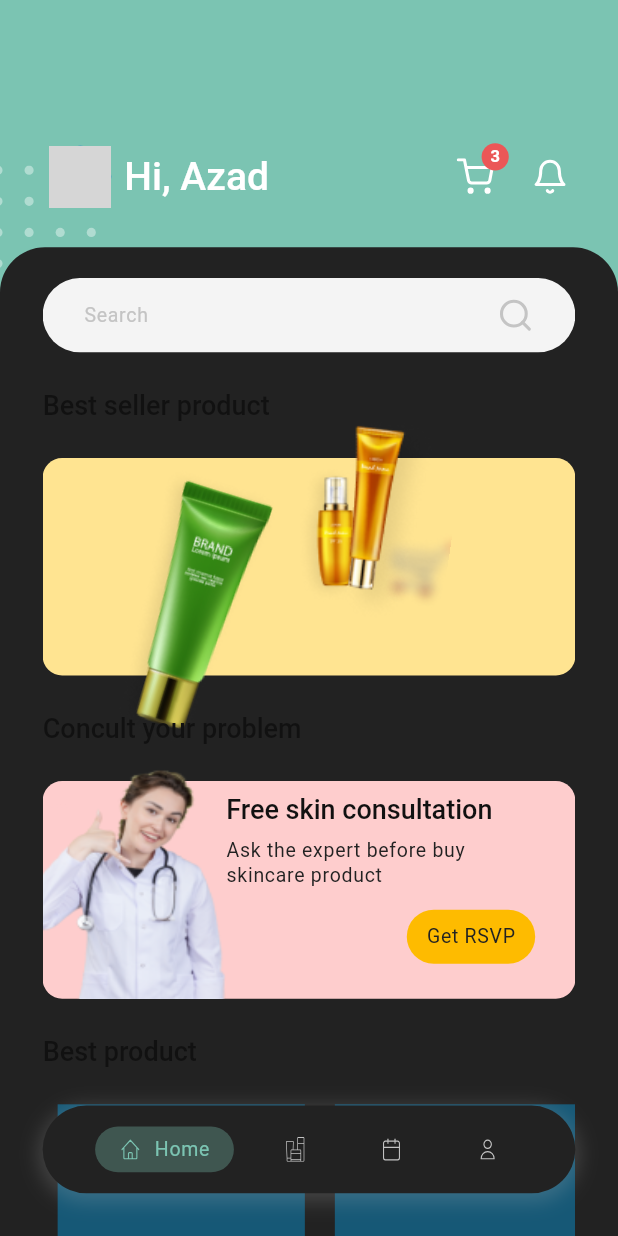
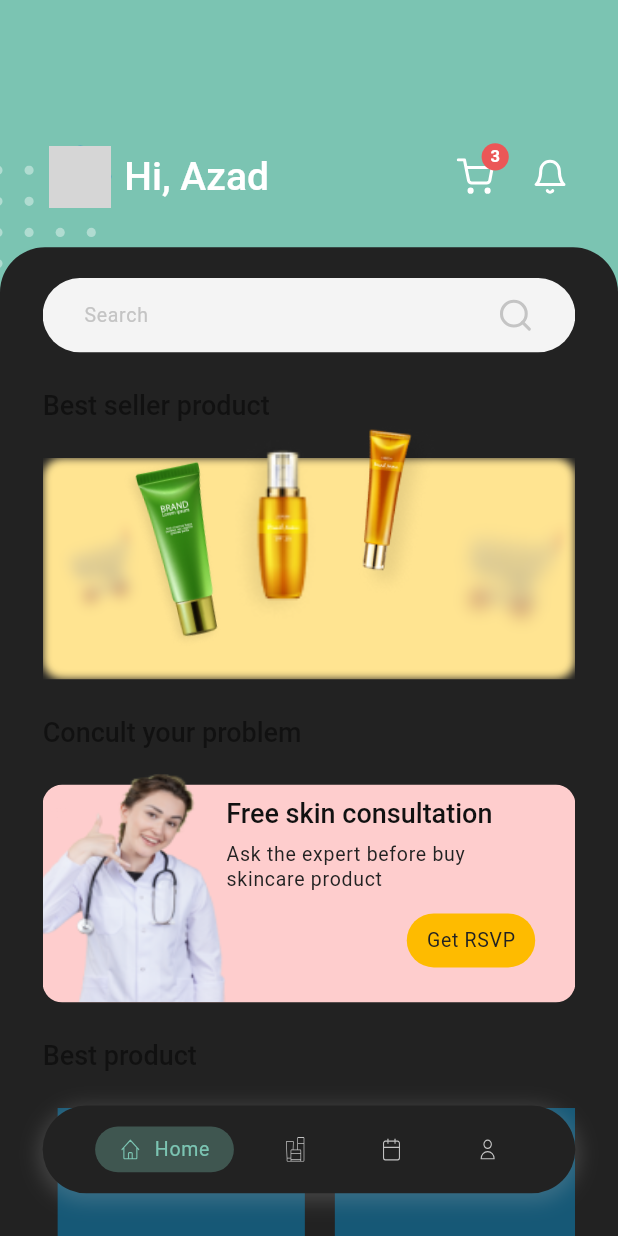
Before and after one commit to azaderdogan/beauty_app, a Flutter app: the screen it shows after launch, on a phone screen of 412 x 824 dp. Run offline on Flutter 3.47's test engine with Material 2 defaults, Android fonts, the phone set to English and light mode, and no system bars; drawn by our look-alikes of sliding_up_panel; our stand-ins replace cached_network_image, flutter_svg, get, shared_preferences, sizer; missing offline and left inert: vexana; network calls fail; Roboto replaces fonts that are missing (Poppins_Bold); grey boxes are pictures that could not be loaded.

Commit message:
revised product background card and developed product detail view

```diff
--- a/lib/core/init/translate/en_US/en_us_translations.dart
+++ b/lib/core/init/translate/en_US/en_us_translations.dart
@@ -17,5 +17,11 @@ final Map<String, String> enUs = {
   'masker': 'Masker',
   'powder': 'Powder',
   'mostPopular': 'Most Popular',
-  'seeAll': 'See All'
+  'seeAll': 'See All',
+
+  // products detail view
+  'description':'Description',
+  'seeMore':'See More',
+  'comments':'Comments',
+  'buy':'Buy'
 };
--- /dev/null
+++ b/lib/product/widgets/product_background_card.dart
@@ -0,0 +1,109 @@
+import 'dart:ui';
+
+import 'package:beauty_app/product/utils/image_constants.dart';
+import 'package:flutter/material.dart';
+import 'package:get/get_utils/src/extensions/context_extensions.dart';
+import 'package:sizer/sizer.dart';
+
+class ProductBackgroundCard extends StatelessWidget {
+  const ProductBackgroundCard({
+    Key? key,
+    required this.containerHeight,
+    required this.imageAssetPath,
+  }) : super(key: key);
+
+  final double containerHeight;
+  final String imageAssetPath;
+
+  @override
+  Widget build(BuildContext context) {
+    return Stack(
+      clipBehavior: Clip.none,
+      children: [
+        ClipRRect(
+          child: ImageFiltered(
+            imageFilter: ImageFilter.blur(sigmaX: 3, sigmaY: 3),
+            child: Container(
+              height: containerHeight,
+              padding: EdgeInsets.symmetric(
+                horizontal: 3.w,
+              ),
+              decoration: BoxDecoration(
+                color: context.theme.disabledColor,
+                borderRadius: BorderRadius.circular(13),
+              ),
+              child: Row(
+                mainAxisAlignment: MainAxisAlignment.spaceBetween,
+                children: [
+                  Transform.rotate(
+                    angle: -0.20,
+                    child: Image.asset(
+                      imageAssetPath,
+                      height: containerHeight / 2.5,
+                      fit: BoxFit.fill,
+                    ),
+                  ),
+                  Transform.rotate(
+                    angle: 0.20,
+                    child: Image.asset(
+                      imageAssetPath,
+                      height: containerHeight / 1.8,
+                      fit: BoxFit.fill,
+                      colorBlendMode: BlendMode.dstIn,
+                    ),
+                  ),
+                ],
+              ),
+            ),
+          ),
+        ),
+      ],
+    ); /* SizedBox(
+      height: containerHeight,
+      child: Stack(
+        fit: StackFit.expand,
+        clipBehavior: Clip.none,
+        children: [
+          Container(
+            decoration: BoxDecoration(
+              color: context.theme.disabledColor,
+              borderRadius: BorderRadius.circular(13),
+            ),
+            child: Row(
+              mainAxisAlignment: MainAxisAlignment.spaceEvenly,
+              children: [
+                Transform.rotate(
+                  angle: 0.1479341073990394,
+                  child: Image.asset(
+                    imageAssetPath,
+                    height: containerHeight - 9.h,
+                    fit: BoxFit.fill,
+                  ),
+                ),
+                Transform.rotate(
+                  angle: 0.1479341073990394,
+                  child: Image.asset(
+                    imageAssetPath,
+                    height: containerHeight - 5.h,
+                    fit: BoxFit.fill,
+                    colorBlendMode: BlendMode.dstIn,
+                  ),
+                ),
+              ],
+            ),
+          ),
+          ClipRRect(
+            child: BackdropFilter(
+              filter: ImageFilter.blur(sigmaX: 10, sigmaY: 10),
+              child: Container(
+                color: Colors.grey.withOpacity(0.1),
+                alignment: Alignment.center,
+                child: child,
+              ),
+            ),
+          ),
+        ],
+      ),
+    ); */
+  }
+}
--- a/lib/view/base_page/controller/base_page_controller.dart
+++ b/lib/view/base_page/controller/base_page_controller.dart
@@ -1,3 +1,5 @@
+import 'package:beauty_app/view/calendar/view/calendar_view.dart';
+import 'package:beauty_app/view/product_detail/view/product_detail_view.dart';
 import 'package:flutter/widgets.dart';
 import 'package:get/get.dart';
 import '../../../core/base/controller/base_controller.dart';
@@ -18,10 +20,11 @@ class BasePageController extends BaseController {
   List<BaseView> pages = <BaseView>[
     HomeView(),
     ProductsView(),
+    CalendarView(),
+    ProductDetailView()
   ];
   @override
   void onInit() {
-    // TODO: implement onInit
     pageController = PageController(initialPage: currentIndex);
     super.onInit();
   }
--- a/lib/view/base_page/widgets/custom_floating_nav_bar.dart
+++ b/lib/view/base_page/widgets/custom_floating_nav_bar.dart
@@ -26,7 +26,14 @@ class CustomFloatingNavBar extends StatelessWidget {
         height: 7.1.h,
         padding: EdgeInsets.symmetric(vertical: 1.7.h, horizontal: 6.4.w),
         margin: EdgeInsets.symmetric(horizontal: 6.9.w, vertical: 6.9.w),
-        decoration: BoxDecoration(
+        decoration: _buildBoxDecoration(context),
+        child: _buildNavBarItemsRow(),
+      ),
+    );
+  }
+
+  BoxDecoration _buildBoxDecoration(BuildContext context) {
+    return BoxDecoration(
         borderRadius: BorderRadius.all(Radius.circular(40)),
         color: context.theme.backgroundColor,
         boxShadow: [
@@ -36,8 +43,11 @@ class CustomFloatingNavBar extends StatelessWidget {
             blurRadius: 10,
             offset: Offset(0, 3), // changes position of shadow
           ),
-            ]),
-        child: Row(
+        ]);
+  }
+
+  Row _buildNavBarItemsRow() {
+    return Row(
       mainAxisSize: MainAxisSize.max,
       mainAxisAlignment: MainAxisAlignment.spaceAround,
       children: items
@@ -61,8 +71,6 @@ class CustomFloatingNavBar extends StatelessWidget {
           )
           .values
           .toList(),
-        ),
-      ),
     );
   }
 }
--- a/lib/view/base_page/widgets/nav_bar_item_widget.dart
+++ b/lib/view/base_page/widgets/nav_bar_item_widget.dart
@@ -28,11 +28,36 @@ class NavBarItemWidget extends StatelessWidget {
             : Colors.transparent,
         borderRadius: const BorderRadius.all(Radius.circular(40)),
       ),
-      child: InkWell(
+      child: _buildIconAndText(context),
+    );
+  }
+
+  InkWell _buildIconAndText(BuildContext context) {
+    return InkWell(
       onTap: onTap,
       child: Row(
         children: [
-            SizedBox(
+          _buildIcon(context),
+          isCurrentItem ? _buildText(context) : SizedBox.shrink(),
+        ],
+      ),
+    );
+  }
+
+  Padding _buildText(BuildContext context) {
+    return Padding(
+      padding: EdgeInsets.only(left: 2.1.w),
+      child: Text(
+        customFloatingNavBarItem.text,
+        style: context.textTheme.headline3!.copyWith(
+          color: context.theme.colorScheme.primary,
+        ),
+      ),
+    );
+  }
+
+  SizedBox _buildIcon(BuildContext context) {
+    return SizedBox(
       height: 2.h,
       width: 1.8.h,
       child: SvgPicture.asset(
@@ -42,21 +67,6 @@ class NavBarItemWidget extends StatelessWidget {
             : context.theme.colorScheme.surface,
         fit: BoxFit.fill,
       ),
-            ),
-            isCurrentItem
-                ? Padding(
-                    padding: EdgeInsets.only(left: 2.1.w),
-                    child: Text(
-                      customFloatingNavBarItem.text,
-                      style: context.textTheme.headline3!.copyWith(
-                        color: context.theme.colorScheme.primary,
-                      ),
-                    ),
-                  )
-                : SizedBox.shrink(),
-          ],
-        ),
-      ),
     );
   }
 }
--- a/lib/view/home/view/home_view.dart
+++ b/lib/view/home/view/home_view.dart
@@ -51,7 +51,9 @@ class HomeView extends BaseView<HomeController> with HomeConstants {
         DynamicVerticalSpace(height: 3.h),
         Text(bestSellerProduct, style: context.textTheme.headline2),
         DynamicVerticalSpace(height: 3.h),
-        const SellerProductCard(),
+        SellerProductCard(
+          containerHeight: 17.9.h,
+        ),
         DynamicVerticalSpace(height: 3.h),
         Text(concultYourProblem, style: context.textTheme.headline2),
         DynamicVerticalSpace(height: 3.h),
--- a/lib/view/home/widgets/seller_product_card.dart
+++ b/lib/view/home/widgets/seller_product_card.dart
@@ -1,19 +1,24 @@
+import 'package:flutter/material.dart';
+import 'package:sizer/sizer.dart';
+
 import '../../../product/utils/image_constants.dart';
-import 'package:flutter/material.dart';
-import 'package:get/get_utils/src/extensions/context_extensions.dart';
-import 'package:sizer/sizer.dart';
+import '../../../product/widgets/product_background_card.dart';
 
 class SellerProductCard extends StatelessWidget {
   const SellerProductCard({
     Key? key,
+    required this.containerHeight,
   }) : super(key: key);
-
+  final double containerHeight;
   @override
   Widget build(BuildContext context) {
     return Stack(
       clipBehavior: Clip.none,
       children: [
-        _buildBackground(context),
+        ProductBackgroundCard(
+          containerHeight: containerHeight,
+          imageAssetPath: ImageConstants.instance.cart,
+        ),
         _buildPositionedImage1(),
         _buildPositionedImage2(),
         _buildPositionedImage3()
@@ -24,64 +29,43 @@ class SellerProductCard extends StatelessWidget {
   Positioned _buildPositionedImage3() {
     return Positioned(
       right: 20.w,
-      top: -5.h,
+      bottom: containerHeight * 0.3,
       child: Transform.rotate(
         angle: 0,
-        child: Image.asset(ImageConstants.instance.yellowImage),
+        child: Image.asset(
+          ImageConstants.instance.yellowImage,
+          height: containerHeight - 1.h,
+          fit: BoxFit.fill,
+        ),
       ),
     );
   }
 
   Positioned _buildPositionedImage2() {
     return Positioned(
-      left: 40.w,
+      right: 40.w,
+      bottom: containerHeight * 0.2,
       child: Transform.rotate(
           angle: 0,
           child: Image.asset(
             ImageConstants.instance.yellowImage2,
-            fit: BoxFit.fitWidth,
+            height: containerHeight - 1.h,
+            fit: BoxFit.fill,
           )),
     );
   }
 
   Positioned _buildPositionedImage1() {
     return Positioned(
-      left: 10.w,
+      right: 55.w,
+      bottom: containerHeight * 0.1,
       child: Transform.rotate(
-          angle: 0.3, child: Image.asset(ImageConstants.instance.greenImage)),
-    );
-  }
-
-  Container _buildBackground(BuildContext context) {
-    return Container(
-      height: 17.6.h,
-      decoration: BoxDecoration(
-        color: context.theme.disabledColor,
-        borderRadius: BorderRadius.circular(13),
-      ),
-      child: Row(
-        children: [
-          Transform.rotate(
-            angle: 0.1479341073990394,
-            child: Image.asset(
-              ImageConstants.instance.cart,
-              height: 20.h,
-              width: 50.w,
-            ),
-          ),
-          Transform.rotate(
-            angle: 0.1479341073990394,
-            child: Container(
-              height: 15.h,
-              width: 10.h,
-              decoration: BoxDecoration(
-                image: DecorationImage(
-                  image: AssetImage(ImageConstants.instance.cart),
-                ),
-              ),
-            ),
-          ),
-        ],
+        angle: -0.2,
+        child: Image.asset(
+          ImageConstants.instance.greenImage,
+          height: containerHeight - 1.h,
+          fit: BoxFit.fill,
+        ),
       ),
     );
   }
```
Also changed, not shown: lib/view/product_detail/constants/product_detail_constants_mixin.dart (added, +8 -0 lines), lib/view/product_detail/view/product_detail_view.dart (+39 -2 lines), lib/view/products/widgets/most_popular_list_view.dart (+2 -63 lines), lib/view/products/widgets/product_card.dart (added, +78 -0 lines). Lines whose indentation alone changed are shown as unchanged.
